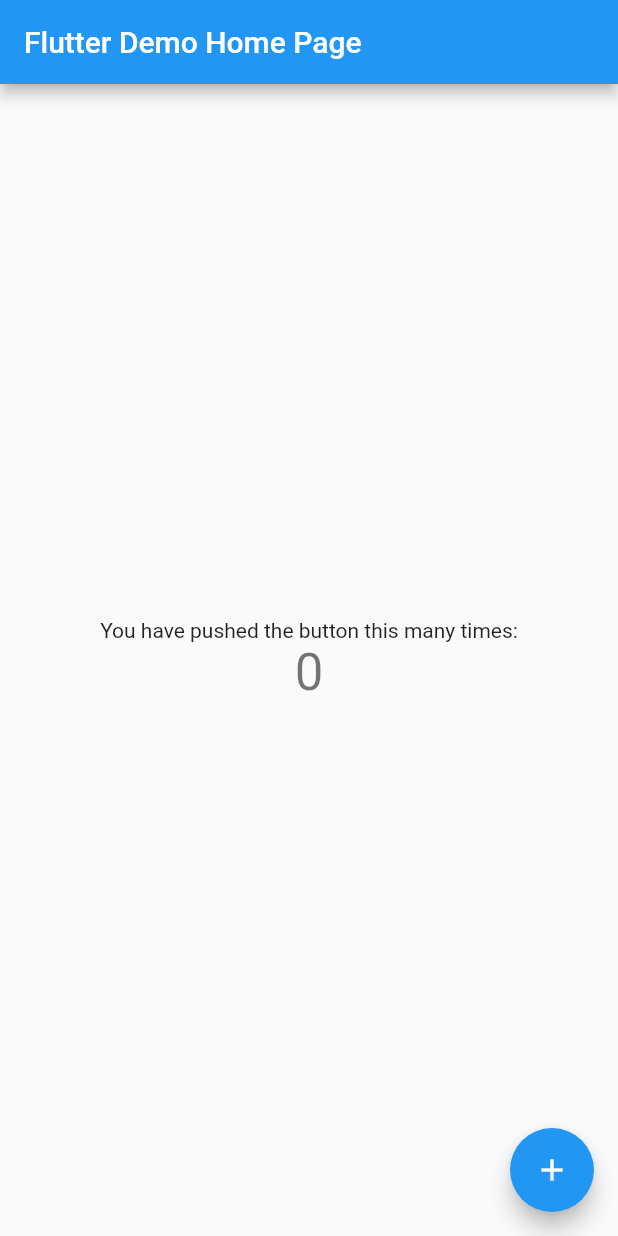
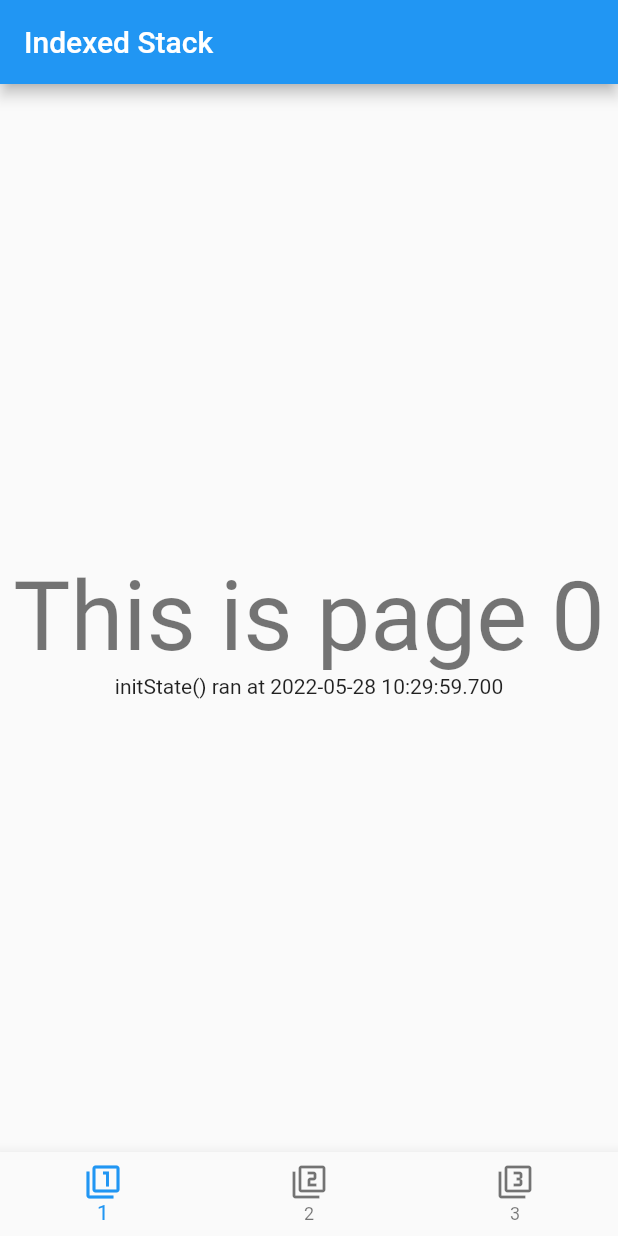
Before and after one commit to salkhan-ops/lazy_index_stack, a Flutter app: the screen it shows after launch, on a phone screen of 412 x 824 dp. Run offline on Flutter 3.47's test engine with Material 2 defaults, Android fonts, the phone set to English and light mode, and no system bars.

Commit message:
initial commit

```diff
--- a/analysis_options.yaml
+++ b/analysis_options.yaml
@@ -22,6 +22,7 @@
   # `// ignore_for_file: name_of_lint` syntax on the line or in the file
   # producing the lint.
   rules:
+    use_super_parameters
     # avoid_print: false  # Uncomment to disable the `avoid_print` rule
     # prefer_single_quotes: true  # Uncomment to enable the `prefer_single_quotes` rule
 
--- a/lib/main.dart
+++ b/lib/main.dart
@@ -1,115 +1,184 @@
 import 'package:flutter/material.dart';
 
-void main() {
+main() {
   runApp(const MyApp());
 }
 
 class MyApp extends StatelessWidget {
   const MyApp({Key? key}) : super(key: key);
 
-  // This widget is the root of your application.
   @override
   Widget build(BuildContext context) {
-    return MaterialApp(
-      title: 'Flutter Demo',
-      theme: ThemeData(
-        // This is the theme of your application.
-        //
-        // Try running your application with "flutter run". You'll see the
-        // application has a blue toolbar. Then, without quitting the app, try
-        // changing the primarySwatch below to Colors.green and then invoke
-        // "hot reload" (press "r" in the console where you ran "flutter run",
-        // or simply save your changes to "hot reload" in a Flutter IDE).
-        // Notice that the counter didn't reset back to zero; the application
-        // is not restarted.
-        primarySwatch: Colors.blue,
-      ),
-      home: const MyHomePage(title: 'Flutter Demo Home Page'),
+    return const MaterialApp(
+      title: 'Lazy Indexed Stacked',
+      home: IndexStackExample(),
     );
   }
 }
 
-class MyHomePage extends StatefulWidget {
-  const MyHomePage({Key? key, required this.title}) : super(key: key);
+class LazyStackIndex extends StatefulWidget {
+  const LazyStackIndex({
+    Key? key,
+    this.alignment = AlignmentDirectional.topStart,
+    this.textDirection,
+    this.sizing = StackFit.loose,
+    this.index = 0,
+    this.children = const <Widget>[],
+  }) : super(key: key);
 
-  // This widget is the home page of your application. It is stateful, meaning
-  // that it has a State object (defined below) that contains fields that affect
-  // how it looks.
-
-  // This class is the configuration for the state. It holds the values (in this
-  // case the title) provided by the parent (in this case the App widget) and
-  // used by the build method of the State. Fields in a Widget subclass are
-  // always marked "final".
-
-  final String title;
+  final AlignmentGeometry alignment;
+  final TextDirection? textDirection;
+  final StackFit sizing;
+  final List<Widget> children;
+  final int index;
 
   @override
-  State<MyHomePage> createState() => _MyHomePageState();
+  State<LazyStackIndex> createState() => _LazyStackIndexState();
 }
 
-class _MyHomePageState extends State<MyHomePage> {
-  int _counter = 0;
+class _LazyStackIndexState extends State<LazyStackIndex> {
+  late final List<bool> _activitatedList =
+      List<bool>.generate(widget.children.length, (int i) => i == widget.index);
 
-  void _incrementCounter() {
+  List<Widget> _buildChildren(BuildContext context) {
+    return List<Widget>.generate(widget.children.length, (int i) {
+      if (_activitatedList[i]) {
+        return widget.children[i];
+      }
+      return const SizedBox.shrink();
+    });
+  }
+
+  @override
+  void didUpdateWidget(LazyStackIndex oldWidget) {
+    super.didUpdateWidget(oldWidget);
+
+    if (oldWidget.index != widget.index) {
+      _activateIndex(widget.index);
+    }
+  }
+
+  void _activateIndex(int? index) {
+    if (index == null) {
+      return;
+    }
+    if (!_activitatedList[index]) {
+      setState(() {
+        _activitatedList[index] = true;
+      });
+    }
+  }
+
+  @override
+  Widget build(BuildContext context) {
+    return IndexedStack(
+      alignment: widget.alignment,
+      textDirection: widget.textDirection,
+      sizing: widget.sizing,
+      index: widget.index,
+      children: widget.children,
+    );
+  }
+}
+
+class IndexStackExample extends StatefulWidget {
+  const IndexStackExample({Key? key}) : super(key: key);
+
+  @override
+  State<IndexStackExample> createState() => _IndexStackExampleState();
+}
+
+class _IndexStackExampleState extends State<IndexStackExample> {
+  int _index = 0;
+
+  void _selectIndex(int index) {
     setState(() {
-      // This call to setState tells the Flutter framework that something has
-      // changed in this State, which causes it to rerun the build method below
-      // so that the display can reflect the updated values. If we changed
-      // _counter without calling setState(), then the build method would not be
-      // called again, and so nothing would appear to happen.
-      _counter++;
+      _index = index;
     });
   }
 
   @override
   Widget build(BuildContext context) {
-    // This method is rerun every time setState is called, for instance as done
-    // by the _incrementCounter method above.
-    //
-    // The Flutter framework has been optimized to make rerunning build methods
-    // fast, so that you can just rebuild anything that needs updating rather
-    // than having to individually change instances of widgets.
     return Scaffold(
       appBar: AppBar(
-        // Here we take the value from the MyHomePage object that was created by
-        // the App.build method, and use it to set our appbar title.
-        title: Text(widget.title),
+        title: const Text('Indexed Stack'),
       ),
-      body: Center(
-        // Center is a layout widget. It takes a single child and positions it
-        // in the middle of the parent.
-        child: Column(
-          // Column is also a layout widget. It takes a list of children and
-          // arranges them vertically. By default, it sizes itself to fit its
-          // children horizontally, and tries to be as tall as its parent.
-          //
-          // Invoke "debug painting" (press "p" in the console, choose the
-          // "Toggle Debug Paint" action from the Flutter Inspector in Android
-          // Studio, or the "Toggle Debug Paint" command in Visual Studio Code)
-          // to see the wireframe for each widget.
-          //
-          // Column has various properties to control how it sizes itself and
-          // how it positions its children. Here we use mainAxisAlignment to
-          // center the children vertically; the main axis here is the vertical
-          // axis because Columns are vertical (the cross axis would be
-          // horizontal).
-          mainAxisAlignment: MainAxisAlignment.center,
-          children: <Widget>[
-            const Text(
-              'You have pushed the button this many times:',
+      body: Column(
+        children: [
+          Expanded(
+            child: LazyStackIndex(
+              index: _index,
+              children: List.generate(
+                3,
+                (int index) => _SubIndexPage(index),
+              ),
             ),
-            Text(
-              '$_counter',
-              style: Theme.of(context).textTheme.headline4,
-            ),
-          ],
-        ),
+          ),
+          BottomNavigationBar(
+            currentIndex: _index,
+            onTap: _selectIndex,
+            items: const <BottomNavigationBarItem>[
+              BottomNavigationBarItem(
+                icon: Icon(Icons.filter_1),
+                label: '1',
+              ),
+              BottomNavigationBarItem(
+                icon: Icon(Icons.filter_2),
+                label: '2',
+              ),
+              BottomNavigationBarItem(
+                icon: Icon(Icons.filter_3),
+                label: '3',
+              ),
+            ],
+          )
+        ],
       ),
-      floatingActionButton: FloatingActionButton(
-        onPressed: _incrementCounter,
-        tooltip: 'Increment',
-        child: const Icon(Icons.add),
-      ), // This trailing comma makes auto-formatting nicer for build methods.
     );
   }
 }
+
+class _SubIndexPage extends StatefulWidget {
+  const _SubIndexPage(this.index, {super.key});
+  final int index;
+  @override
+  State<_SubIndexPage> createState() => _SubIndexPageState();
+}
+
+class _SubIndexPageState extends State<_SubIndexPage> {
+  DateTime? _displayTime;
+
+  @override
+  void initState() {
+    super.initState();
+    Future<void>.delayed(const Duration(milliseconds: 300), () {
+      if (mounted) {
+        setState(() {
+          _displayTime = DateTime.now().subtract(
+            const Duration(milliseconds: 300),
+          );
+        });
+      }
+    });
+  }
+
+  @override
+  Widget build(BuildContext context) {
+    return Column(
+      children: <Widget>[
+        const Spacer(),
+        Text(
+          'This is page ${widget.index}',
+          style: Theme.of(context).textTheme.headlineLarge?.copyWith(
+                fontSize: 64,
+              ),
+          textAlign: TextAlign.center,
+        ),
+        if (_displayTime == null)
+          const Spacer()
+        else
+          Expanded(child: Text('initState() ran at $_displayTime')),
+      ],
+    );
+  }
+}
--- a/pubspec.yaml
+++ b/pubspec.yaml
@@ -33,7 +33,7 @@
 
   # The following adds the Cupertino Icons font to your application.
   # Use with the CupertinoIcons class for iOS style icons.
-  cupertino_icons: ^1.0.2
+  cupertino_icons: ^1.0.4
 
 dev_dependencies:
   flutter_test:
@@ -44,7 +44,7 @@
   # activated in the `analysis_options.yaml` file located at the root of your
   # package. See that file for information about deactivating specific lint
   # rules and activating additional ones.
-  flutter_lints: ^2.0.0
+  flutter_lints: ^2.0.1
 
 # For information on the generic Dart part of this file, see the
 # following page: https://dart.dev/tools/pub/pubspec
```
